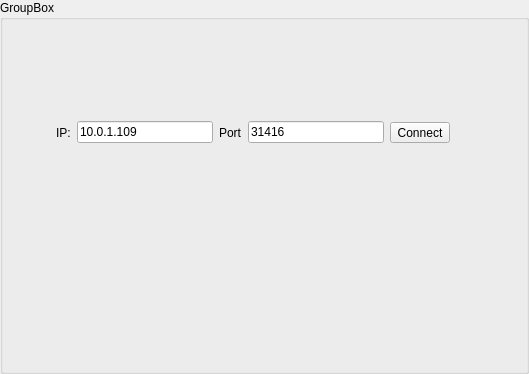
Before: the Qt Designer form Software/JarvisServer/gnodetestwidget.ui in makespacemadrid/Jarvis, drawn with Qt 5.
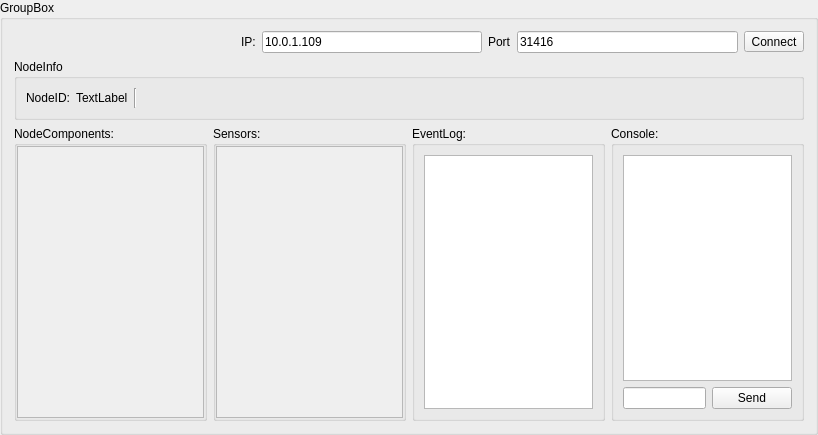
After: the same form once the commit is applied. Custom widgets are drawn as their Qt base class.

```diff
--- a/Software/JarvisServer/gnodetestwidget.ui
+++ b/Software/JarvisServer/gnodetestwidget.ui
@@ -6,8 +6,8 @@
    <rect>
     <x>0</x>
     <y>0</y>
-    <width>529</width>
-    <height>374</height>
+    <width>818</width>
+    <height>435</height>
    </rect>
   </property>
   <property name="windowTitle">
@@ -16,18 +16,30 @@
   <property name="title">
    <string>GroupBox</string>
   </property>
-  <widget class="QWidget" name="">
-   <property name="geometry">
-    <rect>
-     <x>50</x>
-     <y>120</y>
-     <width>400</width>
-     <height>25</height>
-    </rect>
+  <layout class="QVBoxLayout" name="verticalLayout_4">
+   <property name="sizeConstraint">
+    <enum>QLayout::SetMinimumSize</enum>
    </property>
+   <item>
    <layout class="QHBoxLayout" name="horizontalLayout">
+     <property name="sizeConstraint">
+      <enum>QLayout::SetMinimumSize</enum>
+     </property>
     <item>
-     <widget class="gWidgetTxRx" name="widget" native="true"/>
+      <widget class="gWidgetTxRx" name="txwidget" native="true"/>
+     </item>
+     <item>
+      <spacer name="horizontalSpacer">
+       <property name="orientation">
+        <enum>Qt::Horizontal</enum>
+       </property>
+       <property name="sizeHint" stdset="0">
+        <size>
+         <width>78</width>
+         <height>18</height>
+        </size>
+       </property>
+      </spacer>
     </item>
     <item>
      <widget class="QLabel" name="label">
@@ -52,6 +64,15 @@
     </item>
     <item>
      <widget class="QLineEdit" name="portEdit">
+       <property name="acceptDrops">
+        <bool>false</bool>
+       </property>
+       <property name="layoutDirection">
+        <enum>Qt::LeftToRight</enum>
+       </property>
+       <property name="inputMask">
+        <string notr="true"/>
+       </property>
       <property name="text">
        <string>31416</string>
       </property>
@@ -68,7 +89,213 @@
      </widget>
     </item>
    </layout>
-  </widget>
+   </item>
+   <item>
+    <widget class="QGroupBox" name="groupBox_3">
+     <property name="title">
+      <string>NodeInfo</string>
+     </property>
+     <layout class="QHBoxLayout" name="horizontalLayout_4">
+      <property name="sizeConstraint">
+       <enum>QLayout::SetMinimumSize</enum>
+      </property>
+      <item>
+       <widget class="QLabel" name="label_3">
+        <property name="text">
+         <string>NodeID:</string>
+        </property>
+       </widget>
+      </item>
+      <item>
+       <widget class="QLabel" name="idLabel">
+        <property name="text">
+         <string>TextLabel</string>
+        </property>
+       </widget>
+      </item>
+      <item>
+       <widget class="Line" name="line">
+        <property name="orientation">
+         <enum>Qt::Vertical</enum>
+        </property>
+       </widget>
+      </item>
+      <item>
+       <spacer name="horizontalSpacer_2">
+        <property name="orientation">
+         <enum>Qt::Horizontal</enum>
+        </property>
+        <property name="sizeHint" stdset="0">
+         <size>
+          <width>40</width>
+          <height>20</height>
+         </size>
+        </property>
+       </spacer>
+      </item>
+     </layout>
+    </widget>
+   </item>
+   <item>
+    <layout class="QHBoxLayout" name="horizontalLayout_3" stretch="3,3,3,3">
+     <property name="sizeConstraint">
+      <enum>QLayout::SetMinimumSize</enum>
+     </property>
+     <item>
+      <widget class="QGroupBox" name="groupBox_2">
+       <property name="title">
+        <string>NodeComponents:</string>
+       </property>
+       <layout class="QVBoxLayout" name="verticalLayout_2">
+        <property name="sizeConstraint">
+         <enum>QLayout::SetMinimumSize</enum>
+        </property>
+        <property name="leftMargin">
+         <number>0</number>
+        </property>
+        <property name="topMargin">
+         <number>0</number>
+        </property>
+        <property name="rightMargin">
+         <number>0</number>
+        </property>
+        <property name="bottomMargin">
+         <number>0</number>
+        </property>
+        <item>
+         <widget class="QScrollArea" name="nodeComponents">
+          <property name="widgetResizable">
+           <bool>true</bool>
+          </property>
+          <widget class="QWidget" name="scrollAreaWidgetContents">
+           <property name="geometry">
+            <rect>
+             <x>0</x>
+             <y>0</y>
+             <width>186</width>
+             <height>266</height>
+            </rect>
+           </property>
+           <layout class="QVBoxLayout" name="verticalLayout_5">
+            <property name="leftMargin">
+             <number>0</number>
+            </property>
+            <property name="topMargin">
+             <number>0</number>
+            </property>
+            <property name="rightMargin">
+             <number>0</number>
+            </property>
+            <property name="bottomMargin">
+             <number>0</number>
+            </property>
+           </layout>
+          </widget>
+         </widget>
+        </item>
+       </layout>
+      </widget>
+     </item>
+     <item>
+      <widget class="QGroupBox" name="gruopBox">
+       <property name="title">
+        <string>Sensors:</string>
+       </property>
+       <layout class="QVBoxLayout" name="verticalLayout_6">
+        <property name="spacing">
+         <number>0</number>
+        </property>
+        <property name="leftMargin">
+         <number>0</number>
+        </property>
+        <property name="topMargin">
+         <number>0</number>
+        </property>
+        <property name="rightMargin">
+         <number>0</number>
+        </property>
+        <property name="bottomMargin">
+         <number>0</number>
+        </property>
+        <item>
+         <widget class="QScrollArea" name="sensorBox">
+          <property name="widgetResizable">
+           <bool>true</bool>
+          </property>
+          <widget class="QWidget" name="scrollAreaWidgetContents_2">
+           <property name="geometry">
+            <rect>
+             <x>0</x>
+             <y>0</y>
+             <width>185</width>
+             <height>266</height>
+            </rect>
+           </property>
+          </widget>
+         </widget>
+        </item>
+       </layout>
+      </widget>
+     </item>
+     <item>
+      <widget class="QGroupBox" name="groupbox">
+       <property name="title">
+        <string>EventLog:</string>
+       </property>
+       <layout class="QVBoxLayout" name="verticalLayout_3">
+        <item>
+         <widget class="QTextEdit" name="eventLogEdit">
+          <property name="font">
+           <font>
+            <pointsize>8</pointsize>
+           </font>
+          </property>
+         </widget>
+        </item>
+       </layout>
+      </widget>
+     </item>
+     <item>
+      <widget class="QGroupBox" name="groupBox">
+       <property name="title">
+        <string>Console:</string>
+       </property>
+       <layout class="QVBoxLayout" name="verticalLayout">
+        <item>
+         <widget class="QTextEdit" name="consoleOutputEdit">
+          <property name="font">
+           <font>
+            <pointsize>8</pointsize>
+           </font>
+          </property>
+         </widget>
+        </item>
+        <item>
+         <layout class="QHBoxLayout" name="horizontalLayout_2" stretch="5,1">
+          <item>
+           <widget class="QLineEdit" name="cmdEdit">
+            <property name="font">
+             <font>
+              <pointsize>8</pointsize>
+             </font>
+            </property>
+           </widget>
+          </item>
+          <item>
+           <widget class="QPushButton" name="sendBtn">
+            <property name="text">
+             <string>Send</string>
+            </property>
+           </widget>
+          </item>
+         </layout>
+        </item>
+       </layout>
+      </widget>
+     </item>
+    </layout>
+   </item>
+  </layout>
  </widget>
  <customwidgets>
   <customwidget>
```
Lines whose indentation alone changed are shown as unchanged.
